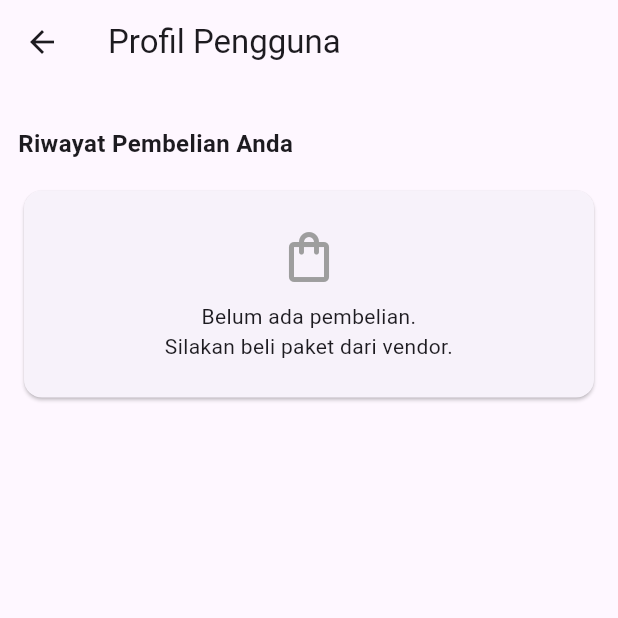
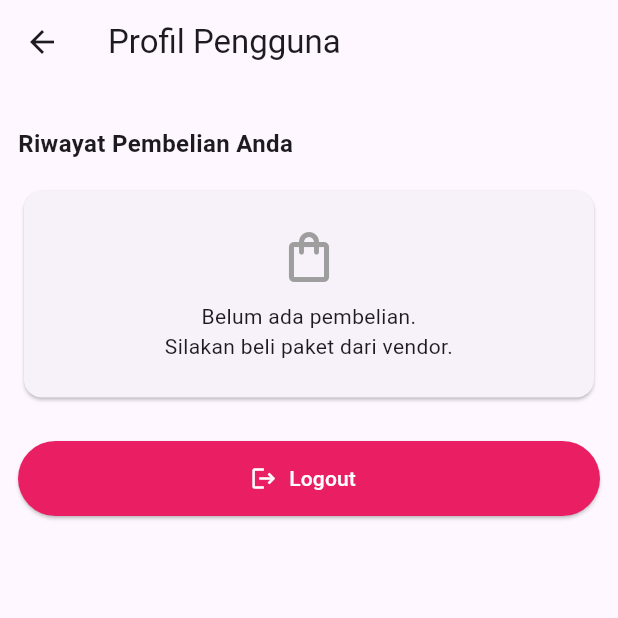
Before and after one commit to LordJmw/Mobile-Back-End-Ba-Fang-Lai-Cai, a Flutter app: the UserProfile screen opened directly, on a phone screen of 412 x 824 dp, the top half of it. Run offline on Flutter 3.47's test engine with Material 3 defaults, Android fonts, the phone set to English and light mode, and no system bars; our stand-ins replace flutter_rating_bar, shared_preferences, sqflite; accounts and stored records are empty; network calls fail.

Commit message:
Update userProfile.dart

```diff
--- a/lib/profile/userProfile.dart
+++ b/lib/profile/userProfile.dart
@@ -2,6 +2,8 @@ import 'dart:convert';
 import 'package:flutter/material.dart';
 import 'package:projek_uts_mbr/databases/customerDatabase.dart';
 import 'package:projek_uts_mbr/services/sessionManager.dart';
+import 'package:projek_uts_mbr/auth/loginCostumer.dart';
+
 
 class UserProfile extends StatefulWidget {
   const UserProfile({super.key});
@@ -20,6 +22,18 @@ class _UserProfileState extends State<UserProfile> {
     super.initState();
     loadPurchaseHistory();
   }
+
+  Future<void> _logout() async {
+  final session = SessionManager();
+  await session.logout();
+
+  Navigator.pushAndRemoveUntil(
+    context,
+    MaterialPageRoute(builder: (context) => LoginCustomer()),
+    (route) => false,
+  );
+}
+
 
   Future<void> loadPurchaseHistory() async {
     try {
@@ -436,6 +450,19 @@ class _UserProfileState extends State<UserProfile> {
                   }
                 }).toList(),
               ),
+              const SizedBox(height: 25),
+
+            // 🔽 Tombol Logout Baru di Bawah 🔽
+            ElevatedButton.icon(
+              onPressed: _logout,
+              icon: const Icon(Icons.logout),
+              label: const Text("Logout"),
+              style: ElevatedButton.styleFrom(
+                backgroundColor: Colors.pink,
+                foregroundColor: Colors.white,
+                minimumSize: const Size(double.infinity, 50),
+              ),
+            ),
           ],
         ),
       ),
```
